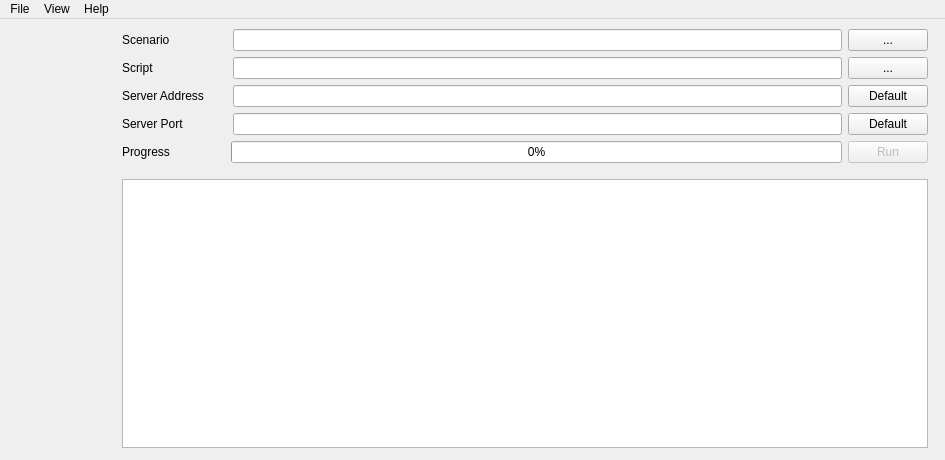
Qt form src/gui/mainwindow.ui (windy32/algts) before a commit.
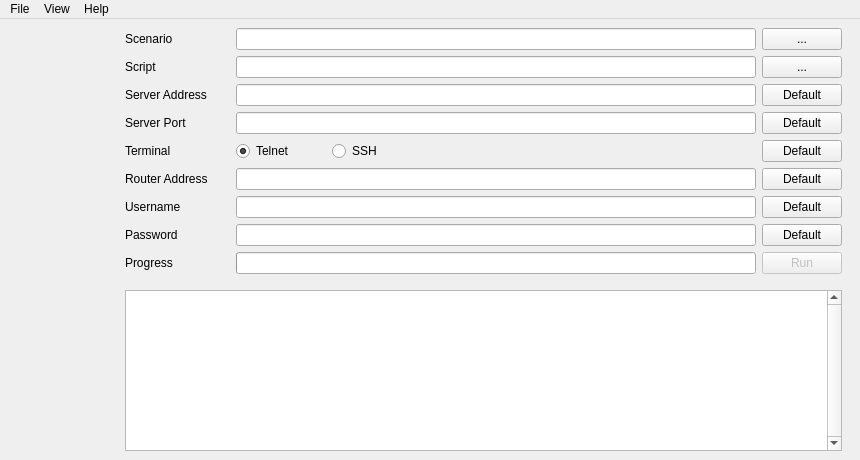
The same form after that commit. The open tabs and pages were chosen to show the change. Custom widgets are drawn as their Qt base class.

Patch:
```diff
--- a/src/gui/mainwindow.ui
+++ b/src/gui/mainwindow.ui
@@ -6,7 +6,7 @@
    <rect>
     <x>0</x>
     <y>0</y>
-    <width>945</width>
+    <width>860</width>
     <height>460</height>
    </rect>
   </property>
@@ -1907,18 +1907,6 @@
       </widget>
       <widget class="QWidget" name="pageNewTest">
        <layout class="QVBoxLayout" name="newTestLayout">
-        <property name="leftMargin">
-         <number>6</number>
-        </property>
-        <property name="topMargin">
-         <number>10</number>
-        </property>
-        <property name="rightMargin">
-         <number>8</number>
-        </property>
-        <property name="bottomMargin">
-         <number>12</number>
-        </property>
         <item>
          <layout class="QHBoxLayout" name="P4Layout1">
           <item>
@@ -2107,13 +2095,232 @@
           </item>
          </layout>
         </item>
+        <item>
+         <layout class="QHBoxLayout" name="P4Layout6">
+          <item>
+           <widget class="QLabel" name="lblP4Terminal">
+            <property name="minimumSize">
+             <size>
+              <width>105</width>
+              <height>0</height>
+             </size>
+            </property>
+            <property name="maximumSize">
+             <size>
+              <width>105</width>
+              <height>16777215</height>
+             </size>
+            </property>
+            <property name="text">
+             <string>Terminal</string>
+            </property>
+           </widget>
+          </item>
+          <item>
+           <widget class="QRadioButton" name="rdoP4Telnet">
+            <property name="minimumSize">
+             <size>
+              <width>90</width>
+              <height>0</height>
+             </size>
+            </property>
+            <property name="text">
+             <string>Telnet</string>
+            </property>
+            <property name="checked">
+             <bool>true</bool>
+            </property>
+           </widget>
+          </item>
+          <item>
+           <widget class="QRadioButton" name="rdoP4Ssh">
+            <property name="minimumSize">
+             <size>
+              <width>90</width>
+              <height>0</height>
+             </size>
+            </property>
+            <property name="text">
+             <string>SSH</string>
+            </property>
+           </widget>
+          </item>
+          <item>
+           <spacer name="SpacerP4_2">
+            <property name="orientation">
+             <enum>Qt::Horizontal</enum>
+            </property>
+            <property name="sizeHint" stdset="0">
+             <size>
+              <width>40</width>
+              <height>20</height>
+             </size>
+            </property>
+           </spacer>
+          </item>
+          <item>
+           <widget class="QPushButton" name="btnP4DefaultTerminal">
+            <property name="minimumSize">
+             <size>
+              <width>80</width>
+              <height>0</height>
+             </size>
+            </property>
+            <property name="maximumSize">
+             <size>
+              <width>80</width>
+              <height>16777215</height>
+             </size>
+            </property>
+            <property name="text">
+             <string>Default</string>
+            </property>
+           </widget>
+          </item>
+         </layout>
+        </item>
+        <item>
+         <layout class="QHBoxLayout" name="P4Layout10">
+          <item>
+           <widget class="QLabel" name="lblP4RouterAddr">
+            <property name="minimumSize">
+             <size>
+              <width>105</width>
+              <height>0</height>
+             </size>
+            </property>
+            <property name="maximumSize">
+             <size>
+              <width>105</width>
+              <height>16777215</height>
+             </size>
+            </property>
+            <property name="text">
+             <string>Router Address</string>
+            </property>
+           </widget>
+          </item>
+          <item>
+           <widget class="QLineEdit" name="txtP4RouterAddr"/>
+          </item>
+          <item>
+           <widget class="QPushButton" name="btnP4DefaultRouterAddr">
+            <property name="minimumSize">
+             <size>
+              <width>80</width>
+              <height>0</height>
+             </size>
+            </property>
+            <property name="maximumSize">
+             <size>
+              <width>80</width>
+              <height>16777215</height>
+             </size>
+            </property>
+            <property name="text">
+             <string>Default</string>
+            </property>
+           </widget>
+          </item>
+         </layout>
+        </item>
+        <item>
+         <layout class="QHBoxLayout" name="P4Layout7">
+          <item>
+           <widget class="QLabel" name="lblP4Username">
+            <property name="minimumSize">
+             <size>
+              <width>105</width>
+              <height>0</height>
+             </size>
+            </property>
+            <property name="maximumSize">
+             <size>
+              <width>105</width>
+              <height>16777215</height>
+             </size>
+            </property>
+            <property name="text">
+             <string>Username</string>
+            </property>
+           </widget>
+          </item>
+          <item>
+           <widget class="QLineEdit" name="txtP4Username"/>
+          </item>
+          <item>
+           <widget class="QPushButton" name="btnP4DefaultUsername">
+            <property name="minimumSize">
+             <size>
+              <width>80</width>
+              <height>0</height>
+             </size>
+            </property>
+            <property name="maximumSize">
+             <size>
+              <width>80</width>
+              <height>16777215</height>
+             </size>
+            </property>
+            <property name="text">
+             <string>Default</string>
+            </property>
+           </widget>
+          </item>
+         </layout>
+        </item>
+        <item>
+         <layout class="QHBoxLayout" name="P4Layout8">
+          <item>
+           <widget class="QLabel" name="lblP4Password">
+            <property name="minimumSize">
+             <size>
+              <width>105</width>
+              <height>0</height>
+             </size>
+            </property>
+            <property name="maximumSize">
+             <size>
+              <width>105</width>
+              <height>16777215</height>
+             </size>
+            </property>
+            <property name="text">
+             <string>Password</string>
+            </property>
+           </widget>
+          </item>
+          <item>
+           <widget class="QLineEdit" name="txtP4Password"/>
+          </item>
+          <item>
+           <widget class="QPushButton" name="btnP4DefaultPassword">
+            <property name="minimumSize">
+             <size>
+              <width>80</width>
+              <height>0</height>
+             </size>
+            </property>
+            <property name="maximumSize">
+             <size>
+              <width>80</width>
+              <height>16777215</height>
+             </size>
+            </property>
+            <property name="text">
+             <string>Default</string>
+            </property>
+           </widget>
+          </item>
+         </layout>
+        </item>
         <item>
          <layout class="QHBoxLayout" name="P4Layout5">
           <item>
            <widget class="QLabel" name="lblP4Progress">
             <property name="minimumSize">
              <size>
-              <width>103</width>
+              <width>105</width>
               <height>0</height>
              </size>
             </property>
@@ -2130,9 +2337,15 @@
           </item>
           <item>
            <widget class="QProgressBar" name="pgsP4">
+            <property name="maximum">
+             <number>500</number>
+            </property>
             <property name="value">
              <number>0</number>
             </property>
+            <property name="textVisible">
+             <bool>false</bool>
+            </property>
            </widget>
           </item>
           <item>
@@ -2142,7 +2355,7 @@
             </property>
             <property name="minimumSize">
              <size>
-              <width>78</width>
+              <width>80</width>
               <height>0</height>
              </size>
             </property>
@@ -2176,15 +2389,19 @@
          </spacer>
         </item>
         <item>
-         <layout class="QHBoxLayout" name="P4Layout6">
-          <item>
-           <widget class="QTextEdit" name="txtP4Log">
-            <property name="readOnly">
-             <bool>true</bool>
-            </property>
-           </widget>
-          </item>
-         </layout>
+         <widget class="QTextEdit" name="txtP4Log">
+          <property name="font">
+           <font>
+            <family>Monospace</family>
+           </font>
+          </property>
+          <property name="verticalScrollBarPolicy">
+           <enum>Qt::ScrollBarAlwaysOn</enum>
+          </property>
+          <property name="readOnly">
+           <bool>true</bool>
+          </property>
+         </widget>
         </item>
        </layout>
       </widget>
@@ -3017,7 +3234,7 @@
     <rect>
      <x>0</x>
      <y>0</y>
-     <width>945</width>
+     <width>860</width>
      <height>25</height>
     </rect>
    </property>
@@ -3093,6 +3310,12 @@
   </action>
  </widget>
  <customwidgets>
+  <customwidget>
+   <class>ScenarioView</class>
+   <extends>QWidget</extends>
+   <header>widget/scenarioview.h</header>
+   <container>1</container>
+  </customwidget>
   <customwidget>
    <class>StackList</class>
    <extends>QWidget</extends>
@@ -3105,12 +3328,6 @@
    <header>widget/ipaddresswidget.h</header>
    <container>1</container>
   </customwidget>
-  <customwidget>
-   <class>ScenarioView</class>
-   <extends>QWidget</extends>
-   <header>widget/scenarioview.h</header>
-   <container>1</container>
-  </customwidget>
  </customwidgets>
  <resources/>
  <connections/>
```
